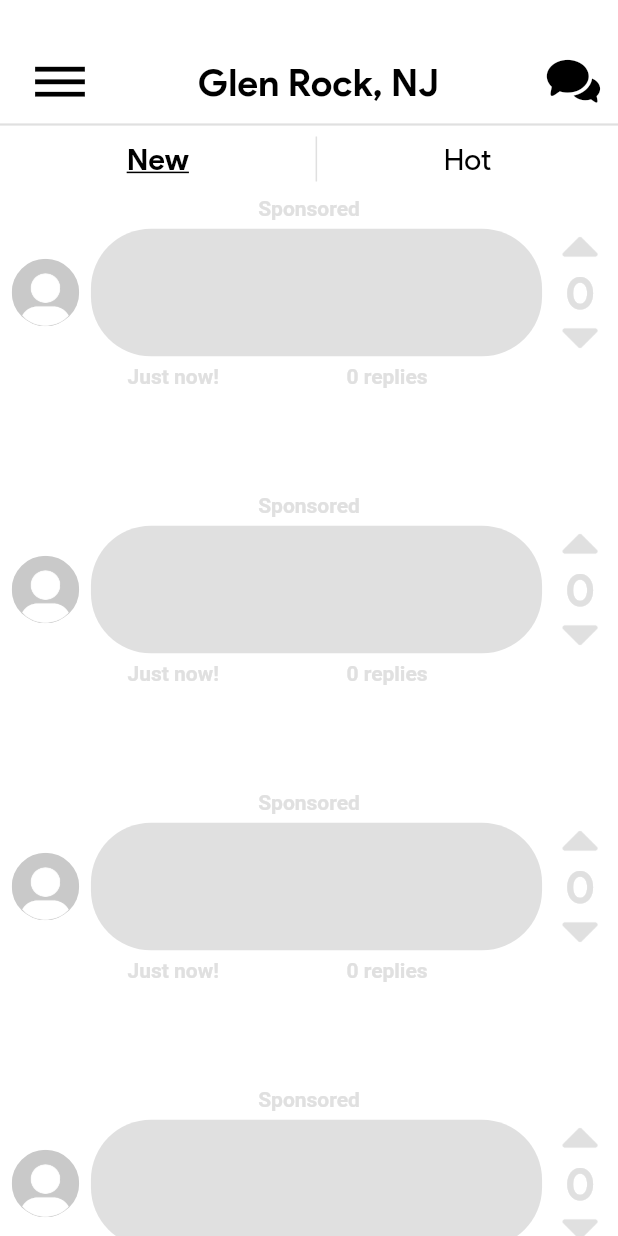
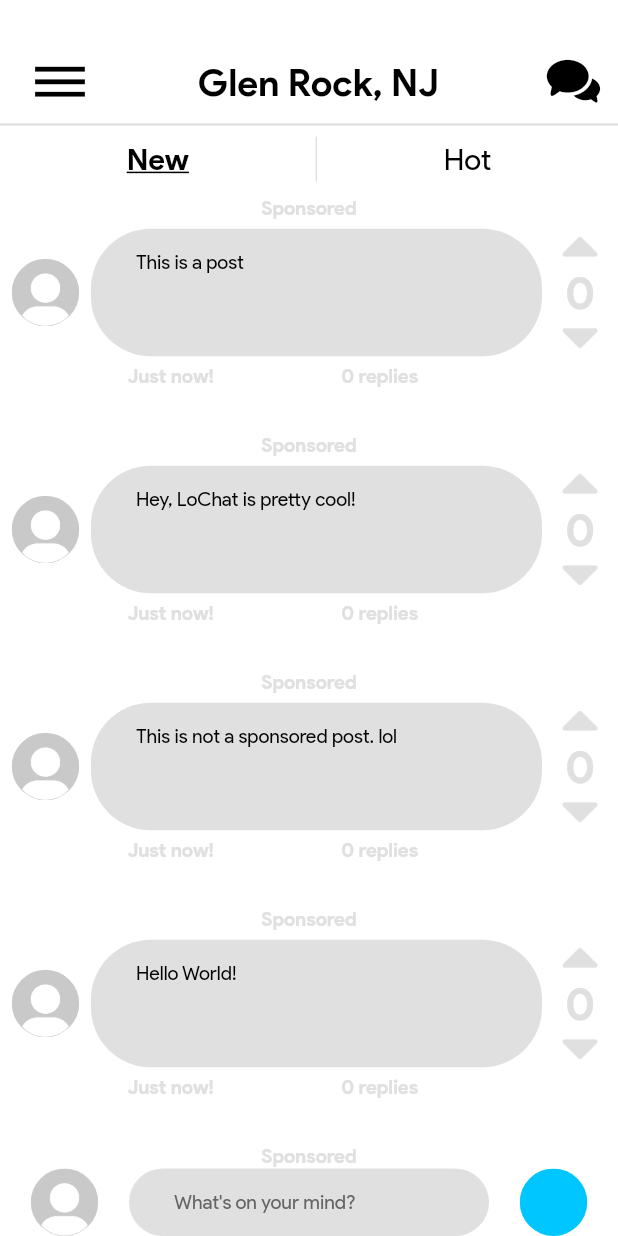
Before and after one commit to jackkellerk/lochat, a Flutter app: the screen it shows after launch, on a phone screen of 412 x 824 dp. Run offline on Flutter 3.47's test engine with Material 2 defaults, Android fonts, the phone set to English and light mode, and no system bars.

Commit message:
creating bottom bar

```diff
--- a/lib/comment.dart
+++ b/lib/comment.dart
@@ -3,17 +3,28 @@ import 'dart:ui';
 import 'package:flutter/material.dart';
 import 'dart:math' as math;
 
+// custom imports
+import 'screenSize.dart';
+
 class Comment extends StatelessWidget {
+
+
+  // These variables are arguments
+  final String content;
+
+  // Constructor (@required is for a required parameter)
+  Comment({
+    @required this.content,
+  });
+
   @override
   Widget build(BuildContext context) {
 
-  // This is for screen height and width
-  final double width = MediaQuery.of(context).size.width;
-  final double height = MediaQuery.of(context).size.height;
-  final TextStyle commentTS = new TextStyle(color: new Color(0xffe0e0e0), decoration: TextDecoration.none, fontWeight: FontWeight.bold,);
+    // This is the TextStyle for the reply, posted date, and sponspored text
+    final TextStyle commentTS = new TextStyle(color: new Color(0xffe0e0e0), decoration: TextDecoration.none, fontFamily: 'Product-Sans', fontWeight: FontWeight.bold, fontSize: 13.0,);
 
     return Padding(
-      padding: EdgeInsets.only(bottom: 70.0),
+      padding: EdgeInsets.only(bottom: 30.0),
       child: new Column(
         mainAxisAlignment: MainAxisAlignment.spaceAround,
         children: <Widget> [
@@ -40,8 +51,10 @@ class Comment extends StatelessWidget {
                   ),
                 ),
               ),
-              new Container( // TODO: Make this a stack with text in front
-                width: width * 0.73,
+              new Stack(
+                children: <Widget>[
+                  new Container(
+                    width: screenWidth(context) * 0.73,
                     height: 85,
                     color: Colors.transparent,
                     child: new Container(
@@ -52,6 +65,19 @@ class Comment extends StatelessWidget {
                     ),
                   ),
                   new Padding(
+                    padding: EdgeInsets.only(left: 30.0, top: 15.0),
+                    child: new Text(
+                    content,
+                    style: new TextStyle(
+                        color: Colors.black,
+                        fontSize: 13.0,
+                        fontFamily: 'Product-Sans',
+                      ),
+                    ),
+                  ),
+                ],
+              ),
+              new Padding(
                 padding: EdgeInsets.only(left: 5.0, right: 5.0),
                 child: new Column(
                   mainAxisAlignment: MainAxisAlignment.spaceEvenly,
@@ -60,6 +86,7 @@ class Comment extends StatelessWidget {
                       image: AssetImage('assets/images/upvote.png'), // 0xfff75422 is upvote color
                       height: 25,
                       width: 25,
+                      color: Color(0xffe0e0e0),
                     ),
                     new Text(
                       "0",
--- a/lib/main.dart
+++ b/lib/main.dart
@@ -37,7 +37,7 @@ class LoChatApp extends StatelessWidget {
                         ),
                       ),
                     ),
-                    new Text( // The app's title. Make it based upon user's location.
+                    new Text( // The app's title. TODO: Make it based upon user's location.
                       "Glen Rock, NJ",
                       style: new TextStyle(
                         color: Colors.black,
@@ -50,7 +50,7 @@ class LoChatApp extends StatelessWidget {
                     new Container(
                       child: new Padding(
                         padding: const EdgeInsets.only(right: 20.0),
-                        child: new Icon( // Make this a Stack because we want to add a red circle with a number in it
+                        child: new Icon( // TODO: Make this a Stack because we want to add a red circle with a number in it
                           CustomIcons.chat,
                           size: 27.5,
                           color: Colors.black,
@@ -99,21 +99,73 @@ class LoChatApp extends StatelessWidget {
                   child: new ListView(
                     children: <Widget>[
                       // TODO: Dynamically instantiate comnents here
-                      Comment(),
-                      Comment(),
-                      Comment(),
-                      Comment(),
-                      Comment(),
-                      Comment(),
-                      Comment(),
-                      Comment(),
-                      Comment(),
+                      Comment(content: "This is a post"),
+                      Comment(content: "Hey, LoChat is pretty cool!"),
+                      Comment(content: "This is not a sponsored post. lol"),
+                      Comment(content: "Hello World!"),
+                      Comment(content: "Have you guys tried the new bagel \nshop in town?"), // 34 (dependent upon screen width) characters before \n
+                      Comment(content: "I'm gonna tell all of my friends \nabout LoChat!"),
+                      Comment(content: "Gucci Kikuchi!"),
+                      Comment(content: "Uh"),
+                      Comment(content: "Bruh"),
                     ],
                   ),
                 ),
                 new Row(
+                  mainAxisAlignment: MainAxisAlignment.spaceEvenly,
                   children: <Widget>[
-                    // TODO: Create the bottom navigation bar
+                    new ClipOval(
+                      child: new Container(
+                        color: const Color(0xffc9c9c9),
+                        height: 45,
+                        width: 45,
+                        child: new Padding(
+                          padding: EdgeInsets.only(top: 1.5),
+                          child: new Image(
+                            image: AssetImage('assets/images/anon.png'), // TODO: Make this dynamically loaded
+                          ),
+                        ),
+                      ),
+                    ),
+                    new Stack(
+                      children: <Widget>[
+                        new Container(
+                          width: 240,
+                          height: 45,
+                          color: Colors.transparent,
+                          child: new Container(
+                            decoration: new BoxDecoration(
+                              color: const Color(0xffe0e0e0),
+                              borderRadius: BorderRadius.all(Radius.circular(40.0))
+                            ),
+                          ),
+                        ),
+                        new Padding(
+                          padding: EdgeInsets.only(left: 30.0, top: 15.0),
+                          child: new Text(
+                          "What's on your mind?",
+                          style: new TextStyle(
+                              color: const Color(0xff656565),
+                              fontSize: 13.0,
+                              fontFamily: 'Product-Sans',
+                            ),
+                          ),
+                        ),
+                      ],
+                    ),
+                    new ClipOval(
+                      child: new Container(
+                        color: const Color(0xff00c6ff),
+                        height: 45,
+                        width: 45,
+                        child: new Padding(
+                          padding: EdgeInsets.only(top: 1.5),
+                          // child: new Image(
+                            // image: AssetImage('assets/images/anon.png'),
+                          // ),
+                        ),
+                      ),
+                    ),
                   ],
                 ),
               ],
--- /dev/null
+++ b/lib/screenSize.dart
@@ -0,0 +1,12 @@
+import 'package:flutter/material.dart';
+import 'dart:ui';
+
+Size screenSize(BuildContext context) {
+  return MediaQuery.of(context).size;
+}
+double screenHeight(BuildContext context, {double dividedBy = 1}) {
+  return screenSize(context).height / dividedBy;
+}
+double screenWidth(BuildContext context, {double dividedBy = 1}) {
+  return screenSize(context).width / dividedBy;
+}
```
Also changed, not shown: lib/block.dart (deleted, +0 -66 lines), lib/blockRow.dart (deleted, +0 -20 lines), lib/main_backup.dart (deleted, +0 -111 lines). Lines whose indentation alone changed are shown as unchanged.
